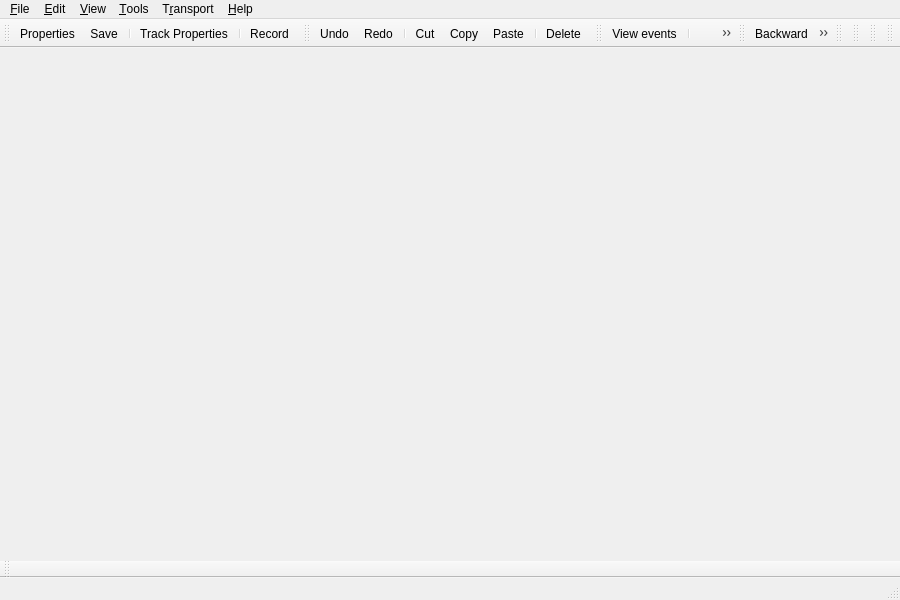
Qt form src/qtractorMidiEditorForm.ui (rncbc/qtractor) before a commit.
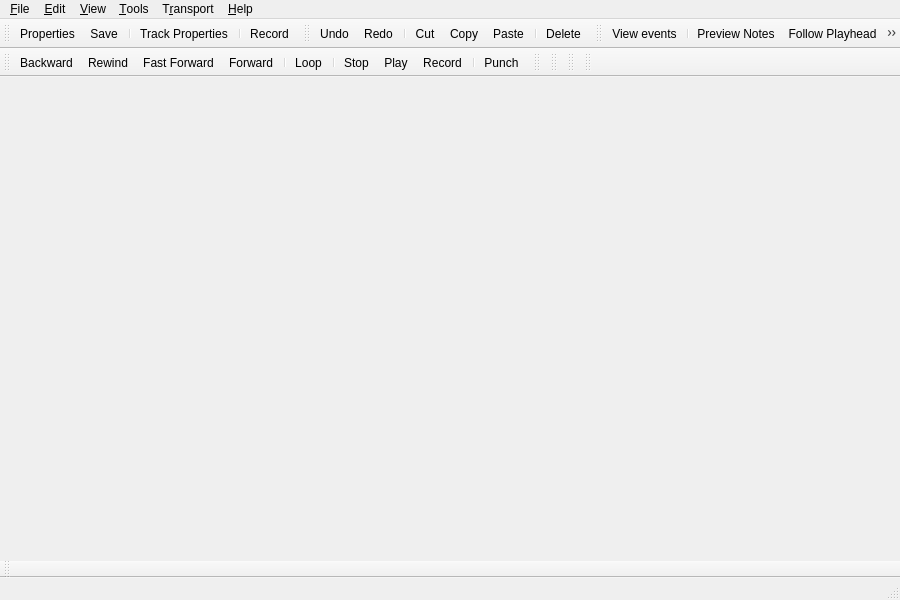
The same form after that commit. Icons and pictures are not drawn.

Commit message:
[G3N-es-x] (New) Theming in Qtractor
  https://www.rncbc.org/drupal/node/2496

What changed in the file:
```diff
--- a/src/qtractorMidiEditorForm.ui
+++ b/src/qtractorMidiEditorForm.ui
@@ -324,6 +324,8 @@
    <addaction name="separator"/>
    <addaction name="viewPreviewAction"/>
    <addaction name="viewFollowAction"/>
+   <addaction name="separator"/>
+   <addaction name="transportPanicAction"/>
   </widget>
   <widget class="QToolBar" name="transportToolbar">
    <property name="orientation">
@@ -333,7 +335,7 @@
     <enum>TopToolBarArea</enum>
    </attribute>
    <attribute name="toolBarBreak">
-    <bool>false</bool>
+    <bool>true</bool>
    </attribute>
    <addaction name="transportBackwardAction"/>
    <addaction name="transportRewindAction"/>
@@ -347,8 +349,6 @@
    <addaction name="transportRecordAction"/>
    <addaction name="separator"/>
    <addaction name="transportPunchAction"/>
-   <addaction name="separator"/>
-   <addaction name="transportPanicAction"/>
   </widget>
   <widget class="QToolBar" name="timeToolbar">
    <property name="orientation">
```
Left out of the diff: 15 changed lines with no effect on the pictures. The commit also changes 26 other files.
